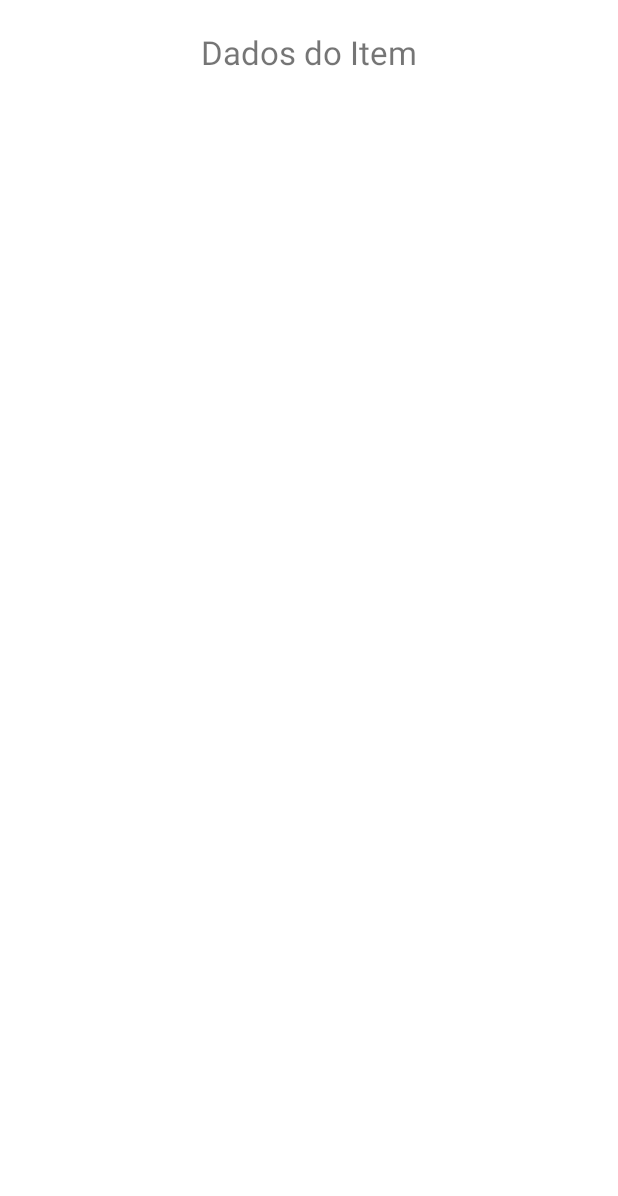
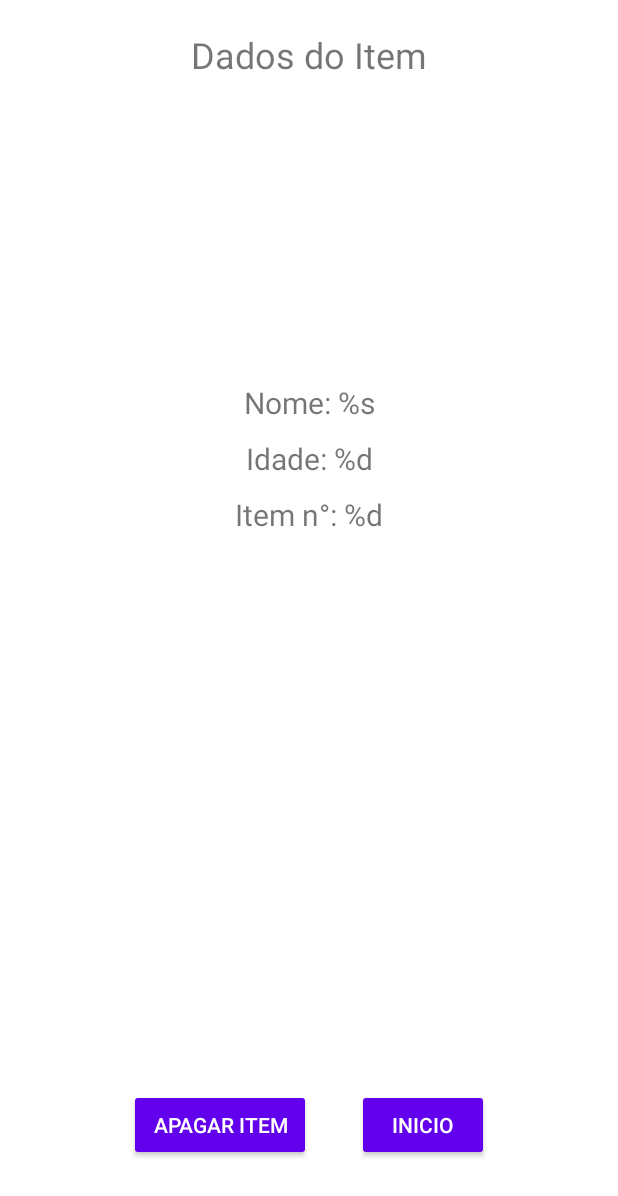
Before and after one commit to GuilhermePalma/RecycleView, an Android app: the WindowResults screen opened directly, with no data from a screen before it, on a phone screen of 412 x 824 dp. Before the commit the part shown is almost empty. Shown: the top 1196 px of the screen. Run offline under Robolectric (Android 15) with nearby library versions, the phone set to English and light mode, and no system bars.

Commit message:
Atualização no Layout

```diff
--- a/app/src/main/res/layout/activity_window_results.xml
+++ b/app/src/main/res/layout/activity_window_results.xml
@@ -12,8 +12,72 @@
         android:layout_height="wrap_content"
         android:layout_marginTop="20dp"
         android:text="@string/title_result"
-        android:textSize="22sp"
+        android:textSize="24sp"
         app:layout_constraintEnd_toEndOf="parent"
         app:layout_constraintStart_toStartOf="parent"
         app:layout_constraintTop_toTopOf="parent" />
+
+    <TextView
+        android:id="@+id/txt_name"
+        android:layout_width="wrap_content"
+        android:layout_height="wrap_content"
+        android:text="@string/label_nameFormatted"
+        android:textSize="20sp"
+        app:layout_constraintBottom_toBottomOf="parent"
+        app:layout_constraintEnd_toEndOf="parent"
+        app:layout_constraintStart_toStartOf="parent"
+        app:layout_constraintTop_toTopOf="parent"
+        app:layout_constraintVertical_bias="0.32" />
+
+    <TextView
+        android:id="@+id/txt_age"
+        android:layout_width="wrap_content"
+        android:layout_height="wrap_content"
+        android:layout_marginTop="10dp"
+        android:text="@string/label_ageFormatted"
+        android:textSize="20sp"
+        app:layout_constraintEnd_toEndOf="parent"
+        app:layout_constraintStart_toStartOf="parent"
+        app:layout_constraintTop_toBottomOf="@+id/txt_name" />
+
+    <TextView
+        android:id="@+id/txt_item"
+        android:layout_width="wrap_content"
+        android:layout_height="wrap_content"
+        android:layout_marginTop="10dp"
+        android:text="@string/label_itemFormatted"
+        android:textSize="20sp"
+        app:layout_constraintEnd_toEndOf="parent"
+        app:layout_constraintStart_toStartOf="parent"
+        app:layout_constraintTop_toBottomOf="@+id/txt_age" />
+
+    <LinearLayout
+        android:layout_width="0dp"
+        android:layout_height="wrap_content"
+        android:layout_marginBottom="50dp"
+        android:gravity="center"
+        android:orientation="horizontal"
+        app:layout_constraintBottom_toBottomOf="parent"
+        app:layout_constraintEnd_toEndOf="parent"
+        app:layout_constraintStart_toStartOf="parent">
+
+        <Button
+            android:id="@+id/btn_deleteItem"
+            style="@style/Widget.AppCompat.Button"
+            android:layout_width="wrap_content"
+            android:layout_height="wrap_content"
+            android:layout_marginEnd="15dp"
+            android:layout_marginRight="15dp"
+            android:text="@string/button_delete" />
+
+        <Button
+            android:id="@+id/btn_home"
+            style="@style/Widget.AppCompat.Button"
+            android:layout_width="wrap_content"
+            android:layout_height="wrap_content"
+            android:layout_marginStart="15dp"
+            android:layout_marginLeft="15dp"
+            android:text="@string/button_return" />
+    </LinearLayout>
+
 </androidx.constraintlayout.widget.ConstraintLayout>
--- a/app/src/main/res/layout/design_recycler_view.xml
+++ b/app/src/main/res/layout/design_recycler_view.xml
@@ -2,7 +2,6 @@
 
 <androidx.cardview.widget.CardView xmlns:android="http://schemas.android.com/apk/res/android"
     xmlns:app="http://schemas.android.com/apk/res-auto"
-    xmlns:tools="http://schemas.android.com/tools"
     android:layout_width="match_parent"
     android:layout_height="80dp"
     app:cardCornerRadius="7dp"
@@ -27,16 +26,16 @@
                 android:id="@+id/txt_nome"
                 android:layout_width="wrap_content"
                 android:layout_height="wrap_content"
-                android:text="Nome"
+                android:text="@string/label_name"
                 android:textSize="16sp" />
 
             <TextView
                 android:id="@+id/txt_idade"
                 android:layout_width="wrap_content"
                 android:layout_height="wrap_content"
-                android:text="Idade"
-                android:textSize="16sp"
-                android:layout_marginTop="10dp"/>
+                android:layout_marginTop="10dp"
+                android:text="@string/label_age"
+                android:textSize="16sp" />
 
         </LinearLayout>
 
--- a/app/src/main/res/values/strings.xml
+++ b/app/src/main/res/values/strings.xml
@@ -2,6 +2,18 @@
     <string name="app_name">RecyclerView</string>
     <string name="desctiption_floatbtn">Adicinar mais 1 Texto</string>
 
+    <!-- Strings Activity Main -->
     <string name="title_main">Recycler View</string>
     <string name="title_result">Dados do Item</string>
+
+    <!-- Strings Design Recycler View -->
+    <string name="label_name">Nome</string>
+    <string name="label_age">Idade</string>
+
+    <!-- Strings Activity Result -->
+    <string name="label_nameFormatted">Nome: %s</string>
+    <string name="label_ageFormatted">Idade: %d</string>
+    <string name="label_itemFormatted">Item n°: %d</string>
+    <string name="button_delete">Apagar Item</string>
+    <string name="button_return">Inicio</string>
 </resources>
```
